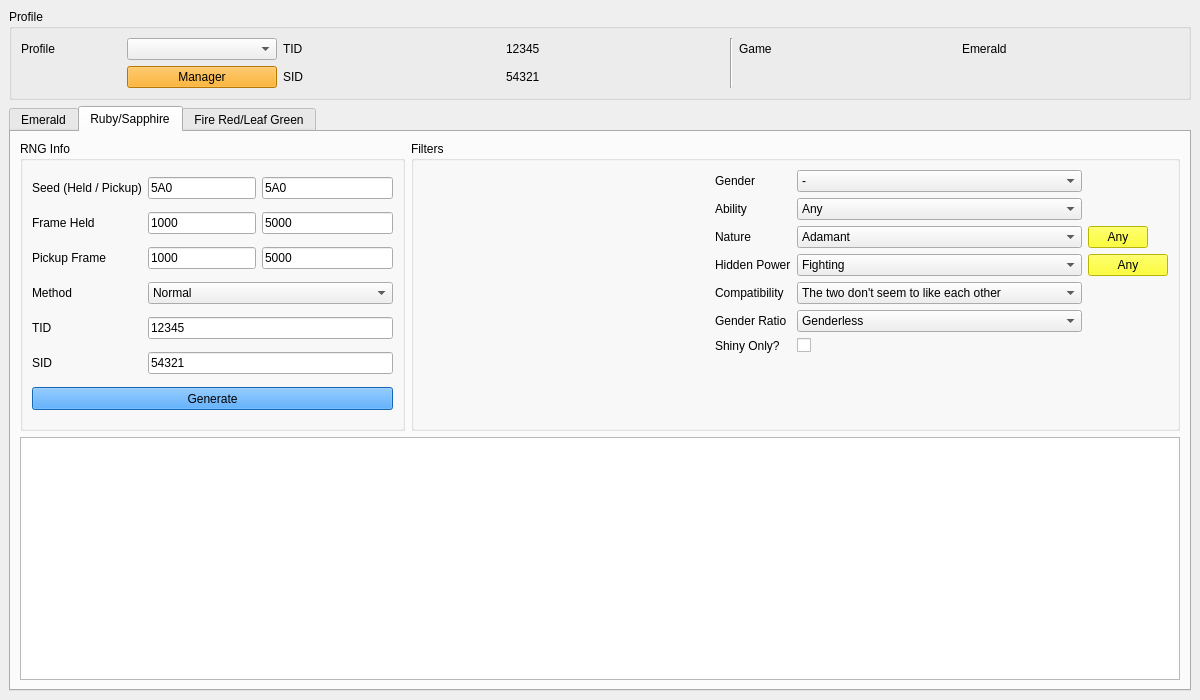
Old version of the form Forms/Gen3/Eggs3.ui in the repository Admiral-Fish/PokeFinder.
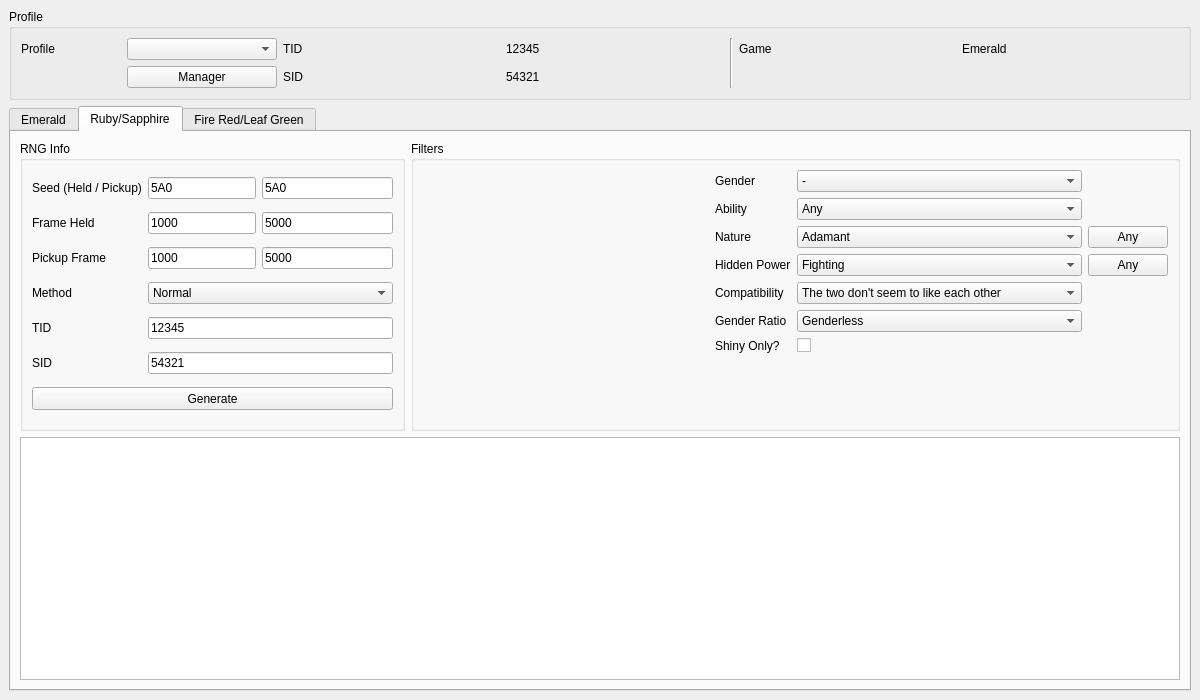
New version of the form. The open tabs and pages were chosen to show the change. Custom widgets are drawn as their Qt base class.

The edit to the form file:
```diff
--- a/Forms/Gen3/Eggs3.ui
+++ b/Forms/Gen3/Eggs3.ui
@@ -19,145 +19,6 @@
   <property name="windowTitle">
    <string>Gen 3 Eggs</string>
   </property>
-  <property name="styleSheet">
-   <string notr="true">.QTabWidget &gt;  QWidget &gt; QWidget {
-	background-color: #E6E6E6;
-}
-
-QTabBar::tab {
-	color: black;
-	background-color: #A1ABB3;
-	font-family: &quot;Myriad Pro&quot;;
-	width: 150px;
-}
-
-QTabBar::tab:selected {
-	color: white;
-	background-color: #1D303C;
-}
-
-QCheckBox::indicator {
-	border: 2px solid white;
-	border-radius: 3px;
-	height: 10px;
-	width: 10px;
-}
-
-QCheckBox::indicator:unchecked {
-	background-color: #274050;
-}
-
-QCheckBox::indicator:checked {
-	background-color: white;
-}
-
-QTableView {
-	border: 4px solid DodgerBlue;
-}
-
-QHeaderView::section {
-	border: none;
-	background-color: #274050;
-	padding-top: 3px;
-	padding-bottom: 3px;
-	color: white;
-}
-
-QLineEdit {
-	qproperty-alignment: AlignCenter;
-	background-color: #1D303C;
-	border:none;
-	border-radius: 6px;
-	color: white;
-}
-
-QGroupBox {
-	background-color: #274050;
-	border-radius: 10px;
-	margin-top: 7px;
-	font-family: &quot;Myriad Pro&quot;, Montserrat;
-	font-weight: 500;
-}
-
-.QGroupBox * {
-	font-family: &quot;Myriad Pro&quot;, Montserrat;
-	font-weight: 500;
-}
-
-QComboBox {
-	background-color: #1D303C;
-	border: none;
-	border-radius: 6px;
-	color: white;
-	padding-left: 13px;
-}
-
-QComboBox QListView{
-	color: white;
-	background-color: #1D303C;
-	border:1px solid black;
-	padding-left: 3px;
-}
-
-QComboBox::item:alternate {
-	background: #1D303C;
-}
-
-QComboBox::item:selected {
-	border: 1px solid transparent;
-	background: #003941;
-}
-
-QComboBox::indicator{
-	background-color:transparent;
-	selection-background-color:transparent;
-	color:transparent;
-	selection-color:transparent;
-}
-
-QComboBox::editable {
-	background-color: #1D303C;
-	border: none;
-	border-radius: 6px;
-	color: white;
-}
-
-QLabel {
-	color: white;
-}
-
-QGroupBox::title {
-	subcontrol-origin: margin;
-	left: 20px;
-	padding: 3px 5px 3px 5px;
-	background-color: #969F91;
-	border-radius: 5px;
-}
-
-QPushButton {
-	border: none;
-	border-radius: 6px;
-	color: white;
-}
-
-QSpinBox {
-	qproperty-alignment: AlignCenter;
-	background-color: #1D303C;
-	border: none;
-	border-radius: 6px;
-	color: white;
-}
-
-QSpinBox::up-button {
-	subcontrol-origin: border;
-    subcontrol-position: top right;
-}
-
-QSpinBox::down-button {
-	subcontrol-origin: border;
-    subcontrol-position: bottom right;
-}</string>
-  </property>
   <widget class="QWidget" name="centralwidget">
    <layout class="QGridLayout" name="gridLayout">
     <item row="1" column="0" colspan="2">
@@ -1402,11 +1263,6 @@
                <height>23</height>
               </size>
              </property>
-             <property name="styleSheet">
-              <string notr="true">QPushButton {
-	background-color: DodgerBlue;
-}</string>
-             </property>
              <property name="text">
               <string>Generate</string>
              </property>
@@ -1663,18 +1519,6 @@
                <height>13</height>
               </size>
              </property>
-             <property name="maximumSize">
-              <size>
-               <width>60</width>
-               <height>16777215</height>
-              </size>
-             </property>
-             <property name="styleSheet">
-              <string notr="true">QPushButton {
-	background-color: yellow;
-	color: black;
-}</string>
-             </property>
              <property name="text">
               <string>Any</string>
              </property>
@@ -1791,12 +1635,6 @@
                <height>13</height>
               </size>
              </property>
-             <property name="styleSheet">
-              <string notr="true">QPushButton {
-	background-color: yellow;
-	color: black;
-}</string>
-             </property>
              <property name="text">
               <string>Any</string>
              </property>
@@ -2795,11 +2633,6 @@
        </item>
        <item row="1" column="1">
         <widget class="QPushButton" name="pushButtonProfileManager">
-         <property name="styleSheet">
-          <string notr="true">QPushButton {
-	background-color: orange;
-}</string>
-         </property>
          <property name="text">
           <string>Manager</string>
          </property>
```
Left out of the diff: 45 changed lines with no effect on the pictures.
